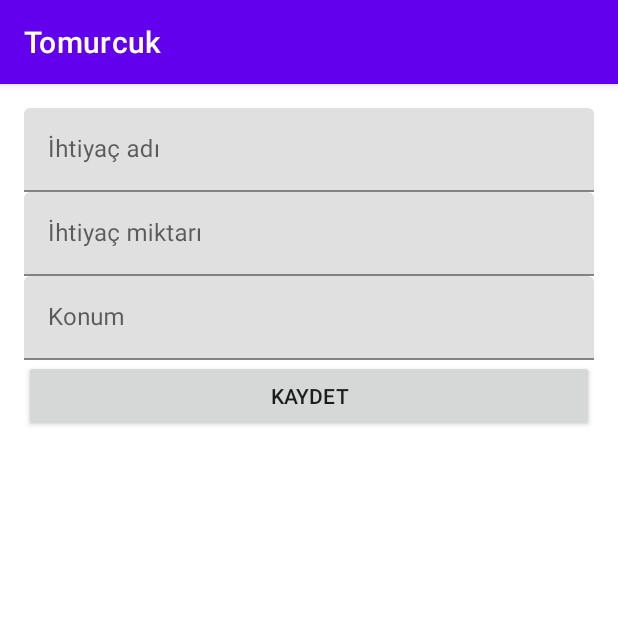
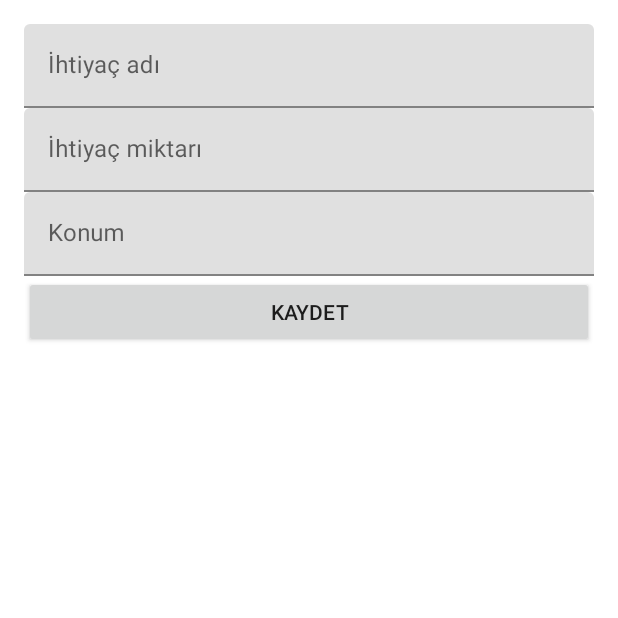
Before and after one commit to talhadengiz/tomurcuk, an Android app: the screen it shows after launch (MainActivity), after a tap on an icon or button, on a phone screen of 412 x 824 dp, the top half of it. Run offline under Robolectric (Android 15) with nearby library versions, the phone set to English and light mode, and no system bars; our stand-ins replace Firebase (no records; nobody signed in at launch, a user with empty details on screens opened directly).

Commit message:
ActionBar removed.

```diff
--- a/app/src/main/res/values-night/themes.xml
+++ b/app/src/main/res/values-night/themes.xml
@@ -1,6 +1,6 @@
 <resources xmlns:tools="http://schemas.android.com/tools">
     <!-- Base application theme. -->
-    <style name="Theme.Tomurcuk" parent="Theme.MaterialComponents.DayNight.DarkActionBar">
+    <style name="Theme.Tomurcuk" parent="Theme.MaterialComponents.DayNight.NoActionBar">
         <!-- Primary brand color. -->
         <item name="colorPrimary">@color/purple_200</item>
         <item name="colorPrimaryVariant">@color/purple_700</item>
--- a/app/src/main/res/values/themes.xml
+++ b/app/src/main/res/values/themes.xml
@@ -1,6 +1,6 @@
 <resources xmlns:tools="http://schemas.android.com/tools">
     <!-- Base application theme. -->
-    <style name="Theme.Tomurcuk" parent="Theme.MaterialComponents.DayNight.DarkActionBar">
+    <style name="Theme.Tomurcuk" parent="Theme.MaterialComponents.DayNight.NoActionBar">
         <!-- Primary brand color. -->
         <item name="colorPrimary">@color/purple_500</item>
         <item name="colorPrimaryVariant">@color/purple_700</item>
```
